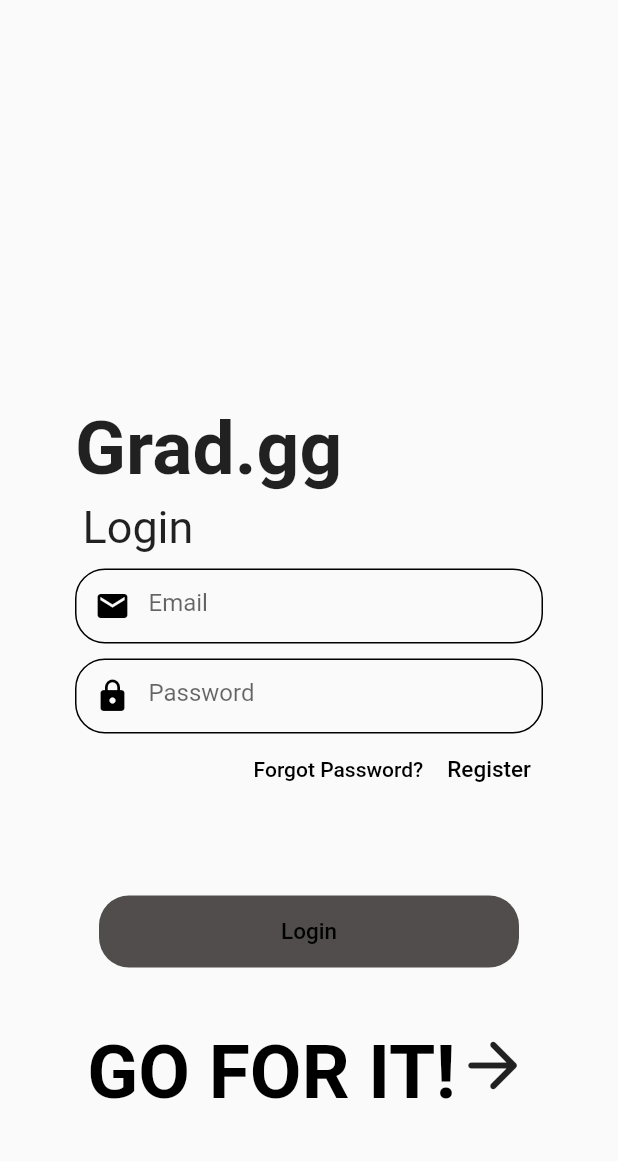
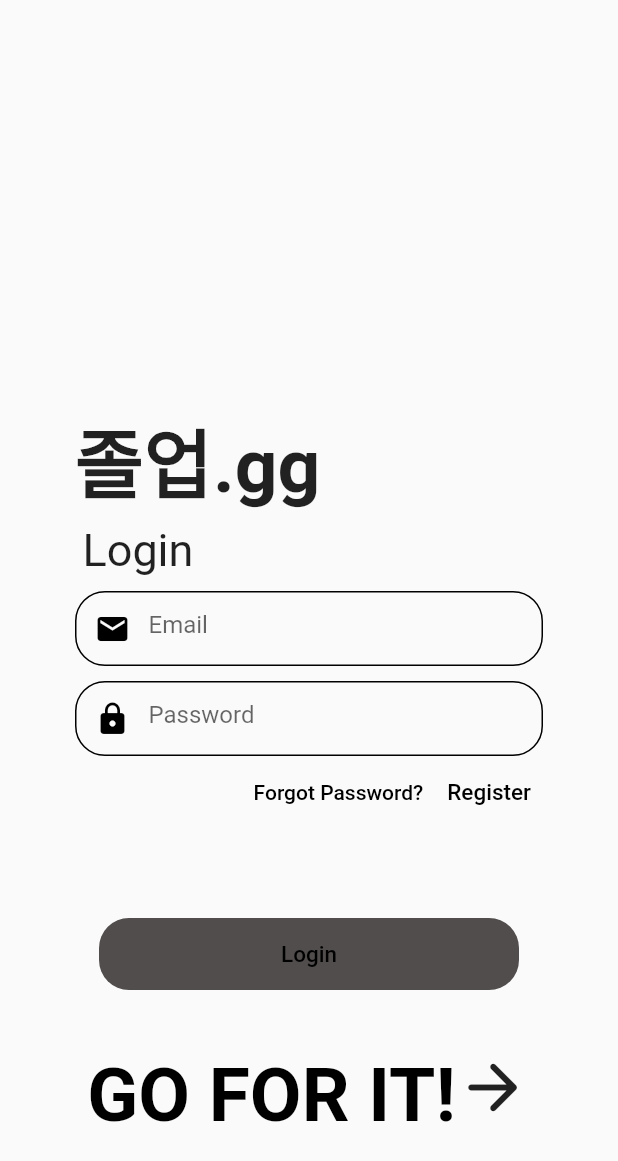
Before and after one commit to han-ee/graudate, a Flutter app: the screen it shows after launch, on a phone screen of 412 x 824 dp. Shown: the top 1161 px of the screen. Run offline on Flutter 3.47's test engine with Material 2 defaults, Android fonts, the phone set to English and light mode, and no system bars; our stand-ins replace firebase_auth, firebase_core; accounts and stored records are empty.

Commit message:
04111203

```diff
--- a/lib/login_screen.dart
+++ b/lib/login_screen.dart
@@ -96,7 +96,7 @@ class LoginPage extends StatelessWidget {
                   crossAxisAlignment: CrossAxisAlignment.start,
                   children: [
                     const Text(
-                      'Grad.gg',
+                      '졸업.gg',
                       style: TextStyle(
                         fontSize: 50,
                         fontWeight: FontWeight.w600,
--- a/lib/register_screen.dart
+++ b/lib/register_screen.dart
@@ -80,7 +80,7 @@ class _RegisterScreenState extends State<RegisterScreen> {
                     crossAxisAlignment: CrossAxisAlignment.start,
                     children: [
                       const Text(
-                        'Grad.gg',
+                        '졸업.gg',
                         style: TextStyle(
                           fontSize: 50,
                           fontWeight: FontWeight.w600,
```
